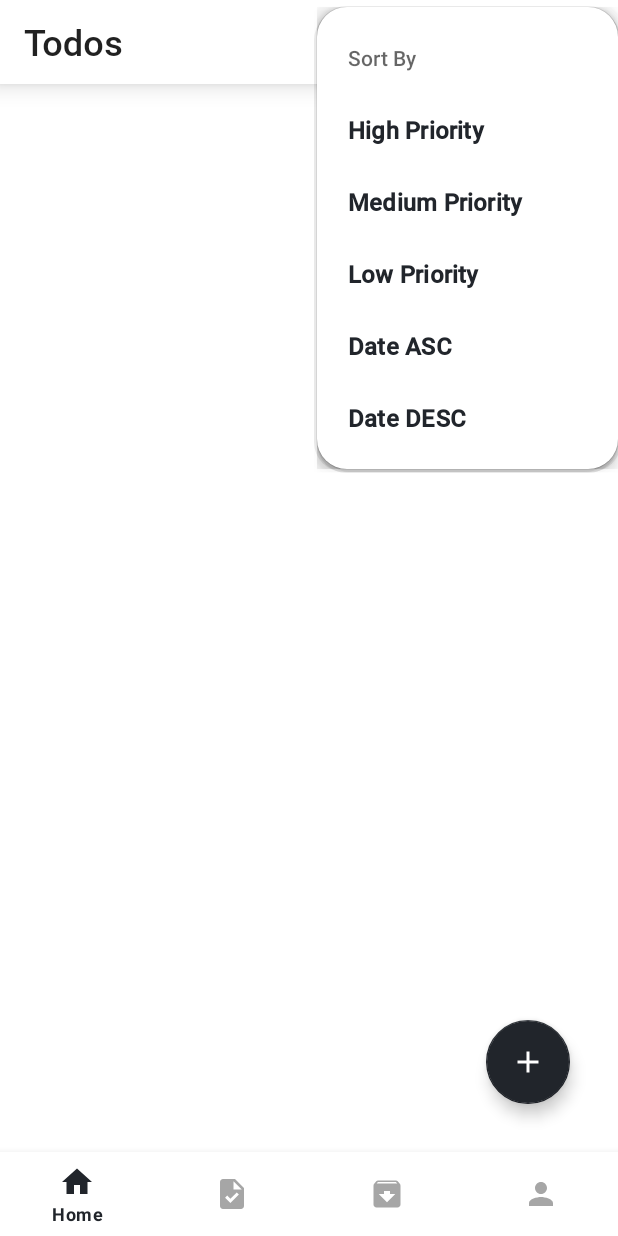
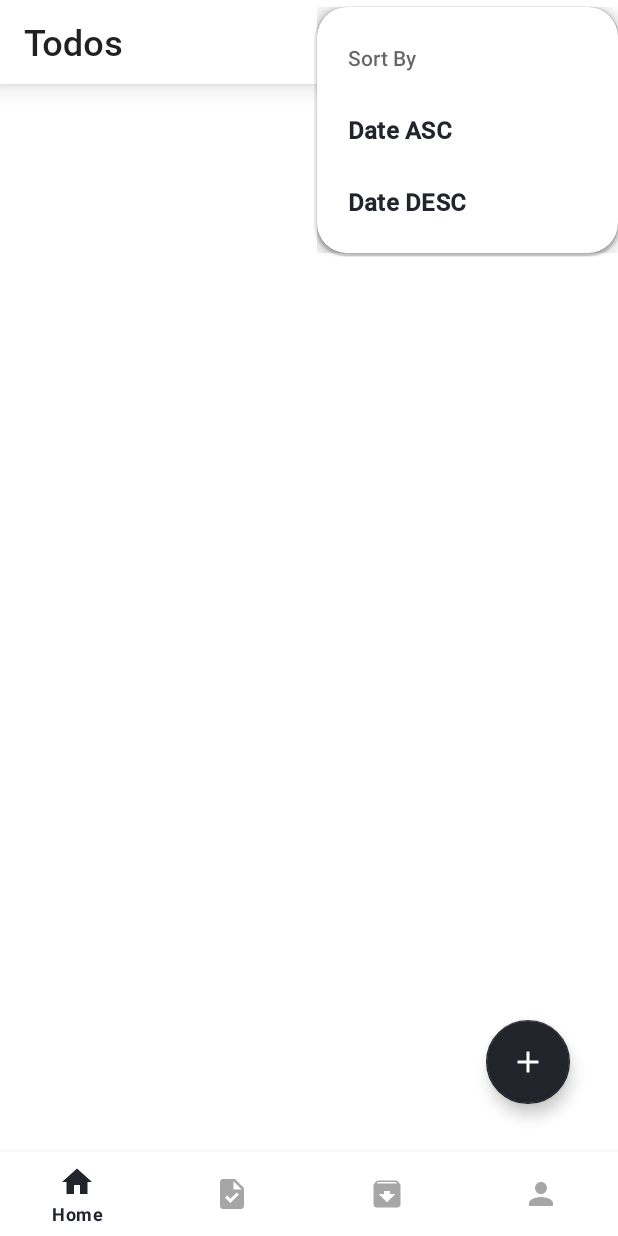
Before and after one commit to exfarnanda1945/todosapp, an Android app: the screen it shows after launch (MainActivity), in the options menu, after a tap on "Sort By", on a phone screen of 412 x 824 dp. Run offline under Robolectric (Android 15) with nearby library versions, the phone set to English and light mode, and no system bars; our stand-ins replace Dagger/Hilt's generated code, Timber, navigation-ui; 1 statement that could not run was skipped.

Commit message:
filterBy and sortBy Menu

```diff
--- a/app/src/main/res/menu/home_menu.xml
+++ b/app/src/main/res/menu/home_menu.xml
@@ -5,6 +5,21 @@
         android:id="@+id/sortByMenu"
         android:title="@string/sort_by">
         <menu>
+            <item
+                android:id="@+id/date_asc"
+                android:title="@string/date_asc" />
+            <item
+                android:id="@+id/date_desc"
+                android:title="@string/date_desc" />
+        </menu>
+    </item>
+    <item
+        android:id="@+id/filterByMenu"
+        android:title="@string/filter_by">
+        <menu>
+            <item
+                android:id="@+id/all_priority"
+                android:title="@string/all" />
             <item
                 android:id="@+id/high_priority"
                 android:title="@string/high_priority" />
@@ -14,12 +29,6 @@
             <item
                 android:id="@+id/low_priority"
                 android:title="@string/low_priority" />
-            <item
-                android:id="@+id/date_asc"
-                android:title="@string/date_asc" />
-            <item
-                android:id="@+id/date_desc"
-                android:title="@string/date_desc" />
         </menu>
     </item>
     <item
@@ -29,5 +38,6 @@
         android:id="@+id/search"
         android:icon="@drawable/ic_search"
         android:title="@string/search"
-        app:showAsAction="ifRoom" />
+        app:actionViewClass="androidx.appcompat.widget.SearchView"
+        app:showAsAction="always|collapseActionView" />
 </menu>
```
